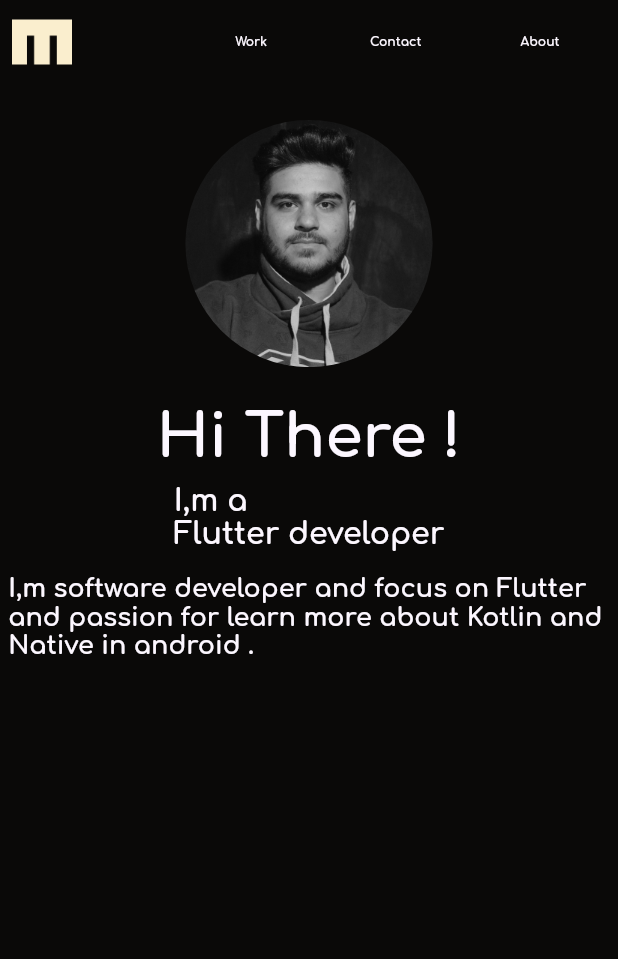
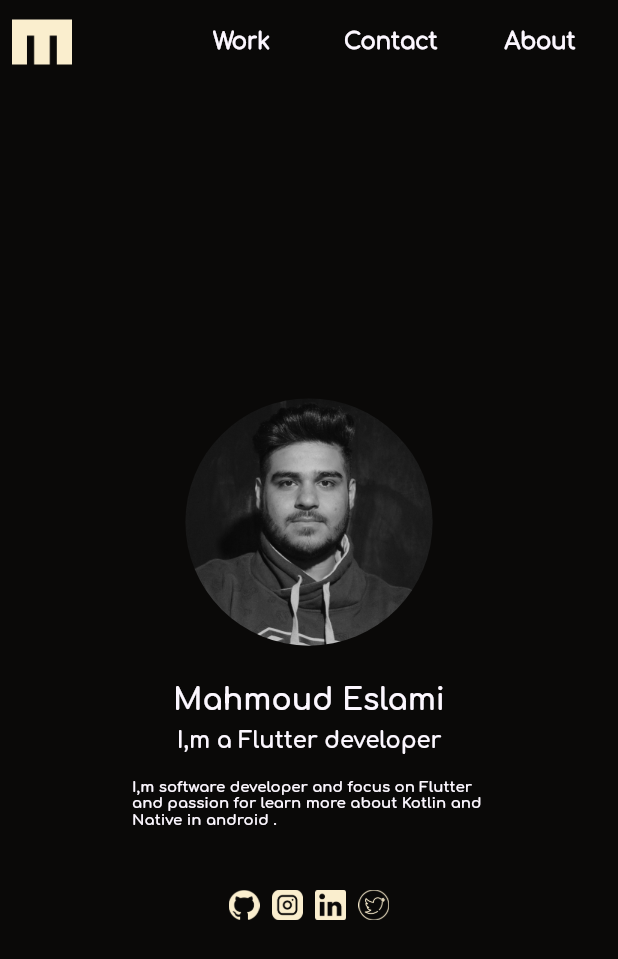
Before and after one commit to mahmoud-eslami/portfolio_flutter_web, a Flutter app: the screen it shows after launch, on a phone screen of 412 x 824 dp. Shown: the top 959 px of the screen. Run offline on Flutter 3.47's test engine with Material 2 defaults, Android fonts, the phone set to English and light mode, and no system bars; our stand-ins replace auto_size_text, responsive_builder.

Commit message:
use responsive builder for text

```diff
--- a/lib/main.dart
+++ b/lib/main.dart
@@ -1,6 +1,6 @@
 import 'package:flutter/material.dart';
 import 'package:portfolio/tools/size_config/size_config.dart';
-import 'package:portfolio/ui/browser/browser.dart';
+import 'package:portfolio/ui/main_screen/main_screen.dart';
 
 void main() {
   runApp(MyApp());
--- a/lib/ui/browser/browser.dart
+++ /dev/null
@@ -1,172 +0,0 @@
-import 'package:flutter/material.dart';
-import 'package:portfolio/resource/colors.dart';
-import 'package:portfolio/tools/custom_painter/custom_painter.dart';
-import 'package:portfolio/tools/size_config/size_config.dart';
-
-class MainScreenBrowser extends StatelessWidget {
-  @override
-  Widget build(BuildContext context) {
-    return Scaffold(
-      appBar: CustomAppBar(),
-      backgroundColor: AppColors.bgColor,
-      body: BrowserBody(),
-    );
-  }
-}
-
-class BrowserBody extends StatefulWidget {
-  @override
-  _BrowserBodyState createState() => _BrowserBodyState();
-}
-
-class _BrowserBodyState extends State<BrowserBody> {
-  @override
-  Widget build(BuildContext context) {
-    var headerTitleStyle = TextStyle(
-      fontFamily: "ComfortBold",
-      fontSize: 40,
-      fontWeight: FontWeight.bold,
-      color: AppColors.textColor,
-    );
-    var bodyTextStyle = TextStyle(
-      fontFamily: "ComfortBold",
-      fontSize: 20,
-      fontWeight: FontWeight.bold,
-      color: AppColors.textColor,
-    );
-    var captionTextStyle = TextStyle(
-      fontFamily: "ComfortBold",
-      fontSize: 17,
-      fontWeight: FontWeight.bold,
-      color: AppColors.textColor,
-    );
-    return Stack(
-      children: [
-        Align(
-          alignment: Alignment.topRight,
-          child: CustomPaint(
-            painter: ShapeOne(),
-          ),
-        ),
-        SingleChildScrollView(
-          child: Center(
-            child: Container(
-              child: Column(
-                mainAxisAlignment: MainAxisAlignment.center,
-                children: [
-                  ClipOval(
-                    child: Image.asset(
-                      "assets/images/myimg.jpg",
-                      height: SizeConfig.heightMultiplier * 20,
-                      width: SizeConfig.heightMultiplier * 20,
-                      fit: BoxFit.cover,
-                    ),
-                  ),
-                  SizedBox(
-                    height: SizeConfig.heightMultiplier * 3,
-                  ),
-                  Column(
-                    mainAxisAlignment: MainAxisAlignment.center,
-                    crossAxisAlignment: CrossAxisAlignment.center,
-                    children: [
-                      Text(
-                        "Hi There !",
-                        style: headerTitleStyle,
-                      ),
-                      SizedBox(
-                        height: SizeConfig.heightMultiplier * 1,
-                      ),
-                      Text(
-                        "I,m a \nFlutter developer",
-                        style: bodyTextStyle,
-                      ),
-                      SizedBox(
-                        height: SizeConfig.heightMultiplier * 2,
-                      ),
-                      Text(
-                        "I,m software developer and focus on Flutter \nand passion for learn more about Kotlin and \nNative in android .",
-                        style: captionTextStyle,
-                        overflow: TextOverflow.ellipsis,
-                      ),
-                    ],
-                  ),
-                ],
-              ),
-            ),
-          ),
-        ),
-      ],
-    );
-  }
-}
-
-class BottomSocialBar extends StatelessWidget {
-  @override
-  Widget build(BuildContext context) {
-    return Container();
-  }
-}
-
-
-class CustomAppBar extends StatelessWidget with PreferredSizeWidget {
-  @override
-  Widget build(BuildContext context) {
-    var topButtonStyle = TextStyle(
-      fontFamily: "ComfortBold",
-      fontSize: SizeConfig.textMultiplier * 1,
-      fontWeight: FontWeight.bold,
-      color: AppColors.textColor,
-    );
-    return AppBar(
-      leading: Row(
-        children: [
-          Padding(
-            padding: const EdgeInsets.all(8.0),
-            child: Image.asset('assets/images/ml.png'),
-          ),
-        ],
-      ),
-      actions: [
-        Padding(
-          padding: const EdgeInsets.all(8.0),
-          child: Row(
-            children: [
-              FlatButton(
-                onPressed: () {},
-                child: Text(
-                  "Work",
-                  style: topButtonStyle,
-                ),
-              ),
-              SizedBox(
-                width: SizeConfig.widthMultiplier * 2,
-              ),
-              FlatButton(
-                onPressed: () {},
-                child: Text(
-                  "Contact",
-                  style: topButtonStyle,
-                ),
-              ),
-              SizedBox(
-                width: SizeConfig.widthMultiplier * 2,
-              ),
-              FlatButton(
-                onPressed: () {},
-                child: Text(
-                  "About",
-                  style: topButtonStyle,
-                ),
-              ),
-            ],
-          ),
-        ),
-      ],
-      elevation: 0,
-      backgroundColor: Colors.transparent,
-    );
-  }
-
-  @override
-  Size get preferredSize => Size.fromHeight(80);
-}
--- /dev/null
+++ b/lib/ui/main_screen/main_screen.dart
@@ -0,0 +1,226 @@
+import 'package:auto_size_text/auto_size_text.dart';
+import 'package:flutter/material.dart';
+import 'package:portfolio/resource/colors.dart';
+import 'package:portfolio/tools/custom_painter/custom_painter.dart';
+import 'package:portfolio/tools/size_config/size_config.dart';
+import 'package:responsive_builder/responsive_builder.dart';
+
+class MainScreenBrowser extends StatelessWidget {
+  @override
+  Widget build(BuildContext context) {
+    return Scaffold(
+      appBar: CustomAppBar(),
+      backgroundColor: AppColors.bgColor,
+      body: BrowserBody(),
+    );
+  }
+}
+
+class BrowserBody extends StatefulWidget {
+  @override
+  _BrowserBodyState createState() => _BrowserBodyState();
+}
+
+class _BrowserBodyState extends State<BrowserBody> {
+  @override
+  Widget build(BuildContext context) {
+    return ResponsiveBuilder(
+      builder: (context, sizingInformation) {
+        var titleSize = TextStyle(
+          fontFamily: "ComfortBold",
+          fontSize:
+              (sizingInformation.deviceScreenType == DeviceScreenType.desktop)
+                  ? 40
+                  : 20,
+          fontWeight: FontWeight.bold,
+          color: AppColors.textColor,
+        );
+        var bodySize = TextStyle(
+          fontFamily: "ComfortBold",
+          fontSize:
+              (sizingInformation.deviceScreenType == DeviceScreenType.desktop)
+                  ? 20
+                  : 15,
+          fontWeight: FontWeight.bold,
+          color: AppColors.textColor,
+        );
+        var captionSize = TextStyle(
+          fontFamily: "ComfortBold",
+          fontSize:
+              (sizingInformation.deviceScreenType == DeviceScreenType.desktop)
+                  ? 15
+                  : 10,
+          fontWeight: FontWeight.bold,
+          color: AppColors.textColor,
+        );
+        return Stack(
+          children: [
+            Align(
+              alignment: Alignment.topRight,
+              child: CustomPaint(
+                painter: ShapeOne(),
+              ),
+            ),
+            Center(
+              child: Container(
+                child: Column(
+                  mainAxisAlignment: MainAxisAlignment.center,
+                  children: [
+                    ClipOval(
+                      child: Image.asset(
+                        "assets/images/myimg.jpg",
+                        height: SizeConfig.heightMultiplier * 20,
+                        width: SizeConfig.heightMultiplier * 20,
+                        fit: BoxFit.cover,
+                      ),
+                    ),
+                    SizedBox(
+                      height: SizeConfig.heightMultiplier * 3,
+                    ),
+                    Column(
+                      mainAxisAlignment: MainAxisAlignment.center,
+                      crossAxisAlignment: CrossAxisAlignment.center,
+                      children: [
+                        Text(
+                          "Mahmoud Eslami",
+                          style: titleSize,
+                        ),
+                        SizedBox(
+                          height: SizeConfig.heightMultiplier * 1,
+                        ),
+                        Text(
+                          "I,m a Flutter developer",
+                          style: bodySize,
+                        ),
+                        SizedBox(
+                          height: SizeConfig.heightMultiplier * 2,
+                        ),
+                        Text(
+                          "I,m software developer and focus on Flutter \nand passion for learn more about Kotlin and \nNative in android .",
+                          style: captionSize,
+                          overflow: TextOverflow.ellipsis,
+                        ),
+                      ],
+                    ),
+                    SizedBox(
+                      height: SizeConfig.heightMultiplier * 5,
+                    ),
+                    BottomSocialBar(),
+                    SizedBox(
+                      height: SizeConfig.heightMultiplier * 3,
+                    ),
+                  ],
+                ),
+              ),
+            ),
+          ],
+        );
+      },
+    );
+  }
+}
+
+class BottomSocialBar extends StatelessWidget {
+  @override
+  Widget build(BuildContext context) {
+    return Row(
+      mainAxisAlignment: MainAxisAlignment.center,
+      children: [
+        Image.asset(
+          'assets/images/github.png',
+          width: SizeConfig.widthMultiplier * 5,
+        ),
+        SizedBox(
+          width: SizeConfig.widthMultiplier * 2,
+        ),
+        Image.asset(
+          'assets/images/instagram.png',
+          width: SizeConfig.widthMultiplier * 5,
+        ),
+        SizedBox(
+          width: SizeConfig.widthMultiplier * 2,
+        ),
+        Image.asset(
+          'assets/images/linkedin.png',
+          width: SizeConfig.widthMultiplier * 5,
+        ),
+        SizedBox(
+          width: SizeConfig.widthMultiplier * 2,
+        ),
+        Image.asset(
+          'assets/images/twitter.png',
+          width: SizeConfig.widthMultiplier * 5,
+        ),
+      ],
+    );
+  }
+}
+
+class CustomAppBar extends StatelessWidget with PreferredSizeWidget {
+  @override
+  Widget build(BuildContext context) {
+    return ResponsiveBuilder(
+      builder: (context, sizingInformation) {
+        var topButtonStyle = TextStyle(
+          fontSize:
+              (sizingInformation.deviceScreenType == DeviceScreenType.desktop)
+                  ? 20
+                  : 15,
+          fontWeight: FontWeight.bold,
+          color: AppColors.textColor,
+        );
+        return AppBar(
+          leading: Row(
+            children: [
+              Padding(
+                padding: const EdgeInsets.all(8.0),
+                child: Image.asset('assets/images/ml.png'),
+              ),
+            ],
+          ),
+          actions: [
+            Padding(
+              padding: const EdgeInsets.all(8.0),
+              child: Row(
+                children: [
+                  FlatButton(
+                    onPressed: () {},
+                    child: Text(
+                      "Work",
+                      style: topButtonStyle,
+                    ),
+                  ),
+                  SizedBox(
+                    width: SizeConfig.widthMultiplier * 2,
+                  ),
+                  FlatButton(
+                    onPressed: () {},
+                    child: Text(
+                      "Contact",
+                      style: topButtonStyle,
+                    ),
+                  ),
+                  SizedBox(
+                    width: SizeConfig.widthMultiplier * 2,
+                  ),
+                  FlatButton(
+                    onPressed: () {},
+                    child: Text(
+                      "About",
+                      style: topButtonStyle,
+                    ),
+                  ),
+                ],
+              ),
+            ),
+          ],
+          elevation: 0,
+          backgroundColor: Colors.transparent,
+        );
+      },
+    );
+  }
+
+  @override
+  Size get preferredSize => Size.fromHeight(80);
+}
--- a/pubspec.yaml
+++ b/pubspec.yaml
@@ -28,6 +28,8 @@ dependencies:
   # The following adds the Cupertino Icons font to your application.
   # Use with the CupertinoIcons class for iOS style icons.
   cupertino_icons: ^1.0.1
+  auto_size_text: ^2.1.0
+  responsive_builder: ^0.3.0
 
 dev_dependencies:
   flutter_test:
```
Also changed, not shown: pubspec.lock.
